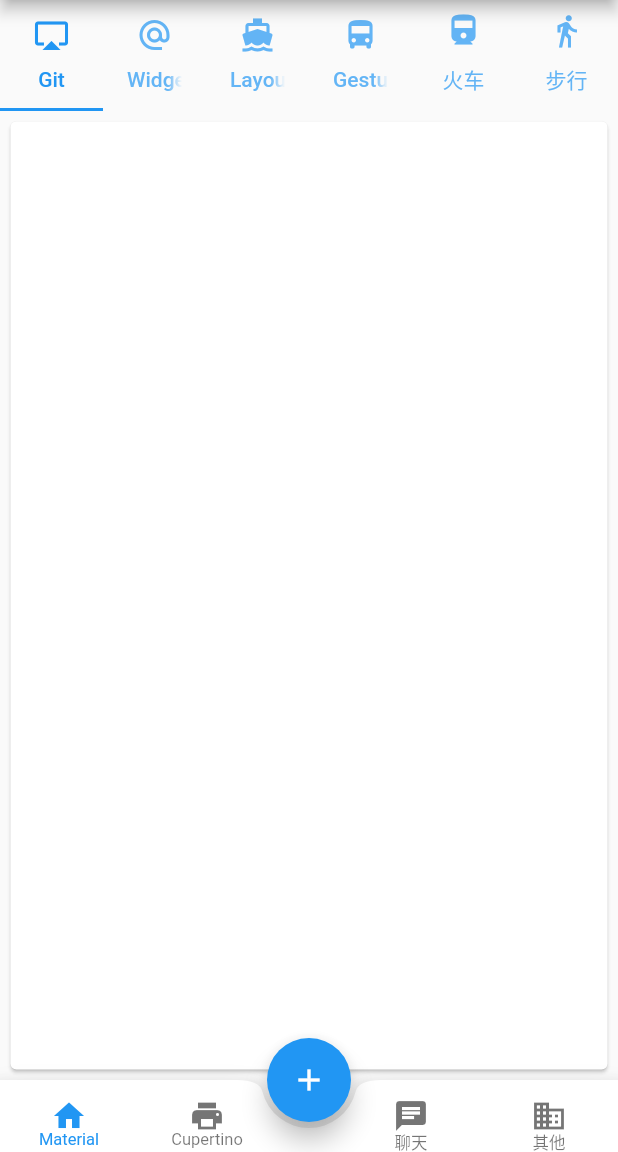
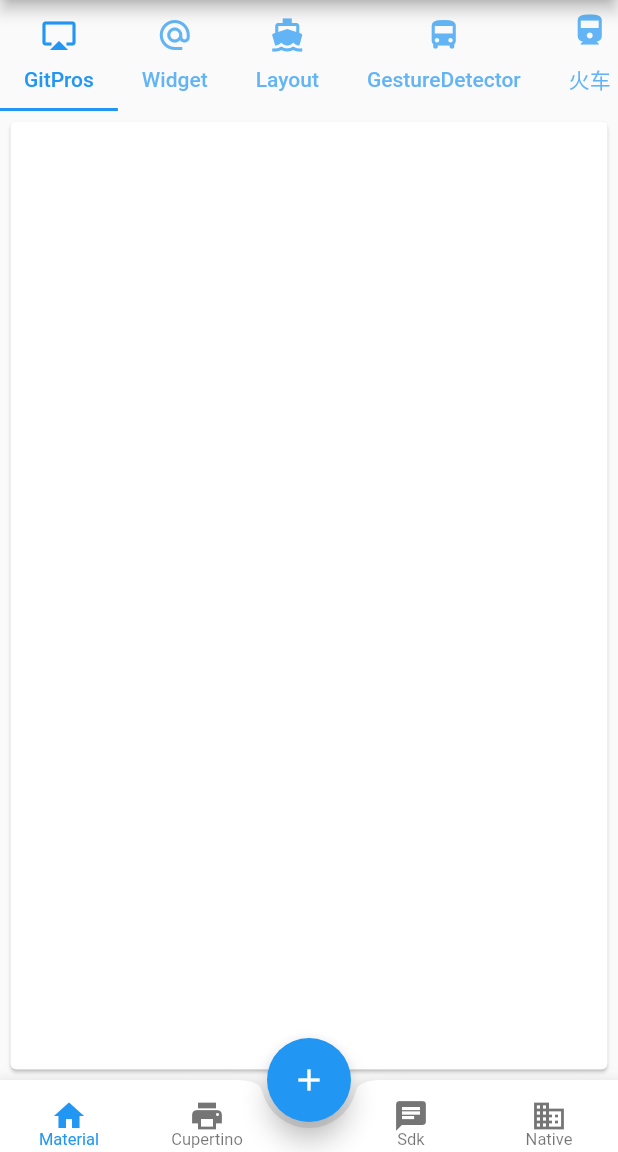
Before and after one commit to zqHero/SimpleFlutterDemo, a Flutter app: the screen it shows after launch, on a phone screen of 412 x 824 dp, the part 84-1236 px from its top. Run offline on Flutter 3.47's test engine with Material 2 defaults, Android fonts, the phone set to English and light mode, and no system bars.

Commit message:
修改TabBar 为可以滚动。

```diff
--- a/lib/widgets/first_page.dart
+++ b/lib/widgets/first_page.dart
@@ -18,7 +18,7 @@ class ItemView {
 const List<ItemView> _items = const <ItemView>[
   ItemView(
       index: 0,
-      title: const Text('Git', style: tabTextStyle),
+      title: const Text('GitPros', style: tabTextStyle),
       icon: Icons.airplay),
   ItemView(
       index: 1,
@@ -30,7 +30,7 @@ const List<ItemView> _items = const <ItemView>[
       icon: Icons.directions_boat),
   ItemView(
       index: 3,
-      title: const Text('GestureD', style: tabTextStyle),
+      title: const Text('GestureDetector', style: tabTextStyle),
       icon: Icons.directions_bus),
   ItemView(
       index: 4,
@@ -54,9 +54,12 @@ class FirstPage extends StatelessWidget {
             appBar: new TabBar(
               indicatorColor: Colors.blue, //选中时下划线颜色,如果使用了indicator这里设置无效
               labelColor: Colors.blue,
+              isScrollable: true,  //设置可以滚动
               tabs: _items.map((ItemView item) {
                 return new Tab(
-                    text: item.title.data, icon: new Icon(item.icon));
+                  text: item.title.data,
+                  icon: new Icon(item.icon),
+                );
               }).toList(),
             ),
             body: new TabBarView(
@@ -113,8 +116,10 @@ class FirstPage extends StatelessWidget {
       case 3:
         //手势  列表
         _items = <_ItemList>[
-          _ItemList("GestureDetectorPage手势检测", "GestureDetectorPage", Icon(Icons.widgets)),
-          _ItemList("Dissmissible滑动删除", "DissmissiblePage", Icon(Icons.widgets)),
+          _ItemList("GestureDetectorPage手势检测", "GestureDetectorPage",
+              Icon(Icons.widgets)),
+          _ItemList(
+              "Dissmissible滑动删除", "DissmissiblePage", Icon(Icons.widgets)),
         ];
         break;
       default:
--- a/lib/widgets/home_page.dart
+++ b/lib/widgets/home_page.dart
@@ -12,8 +12,8 @@ class HomePage extends StatefulWidget {
 
 class HomePageState extends State<HomePage> {
   num bottomNavIndex = 0;
-  List<String> tabBarTxts = ["Material", "Cupertino", "Chat", "Others"];
-  List<String> bottomBarTxt = ["Material", "Cupertino", "聊天", "其他"];
+  List<String> tabBarTxts = ["Material", "Cupertino", "Sdk", "Native"];
+  List<String> bottomBarTxt = ["Material", "Cupertino", "Sdk", "Native"];
 
   bool showDialog = false;
   GlobalKey<ScaffoldState> _homeScaffoldKey = new GlobalKey<ScaffoldState>();
@@ -31,18 +31,7 @@ class HomePageState extends State<HomePage> {
               createPopMenus(context),
             ],
           ),
-          body: new Center(
-            child: Stack(
-              alignment: Alignment.center,
-              children: <Widget>[
-                getBody(bottomNavIndex),
-//                Offstage(
-//                  offstage:showDialog,
-//                  child: getSimpleDialog(),
-//                ),
-              ],
-            ),
-          ),
+          body: getBody(bottomNavIndex),
           bottomNavigationBar:
 //          getBottomNavBar(),  //两种方式实现 navTabBar
               BottomAppBar(
@@ -88,7 +77,7 @@ class HomePageState extends State<HomePage> {
         children: <Widget>[
           //头像
           UserAccountsDrawerHeader(
-            accountName: new Text("zhaoq"),
+            accountName: new Text("zq"),
             accountEmail: new Text("https://blog.csdn.net/u013233097"),
             currentAccountPicture: ClipOval(
               child: SizedBox(
```
